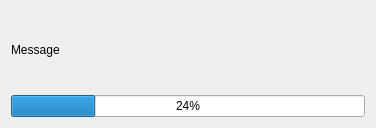
This is creator_administrator/ui/timed_message_dialog.ui in GijsGroote/creator_administrator as Qt 5 draws it before an edit. The edited form follows.
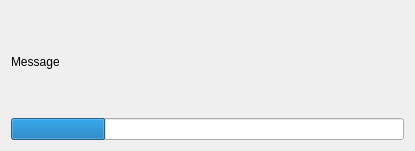
This is the edited form.

Commit message: updated timed message with progress bar

Diff of the .ui file:
```diff
--- a/creator_administrator/ui/timed_message_dialog.ui
+++ b/creator_administrator/ui/timed_message_dialog.ui
@@ -6,8 +6,8 @@
    <rect>
     <x>0</x>
     <y>0</y>
-    <width>376</width>
-    <height>128</height>
+    <width>415</width>
+    <height>151</height>
    </rect>
   </property>
   <property name="windowTitle">
@@ -18,6 +18,12 @@
     <layout class="QVBoxLayout" name="verticalLayout">
      <item>
       <widget class="QLabel" name="textLabel">
+       <property name="sizePolicy">
+        <sizepolicy hsizetype="Preferred" vsizetype="Minimum">
+         <horstretch>0</horstretch>
+         <verstretch>0</verstretch>
+        </sizepolicy>
+       </property>
        <property name="text">
         <string>Message</string>
        </property>
@@ -28,6 +34,15 @@
        <property name="value">
         <number>24</number>
        </property>
+       <property name="textVisible">
+        <bool>false</bool>
+       </property>
+       <property name="orientation">
+        <enum>Qt::Horizontal</enum>
+       </property>
+       <property name="format">
+        <string/>
+       </property>
       </widget>
      </item>
     </layout>
```
The commit also changes 1 other file.
